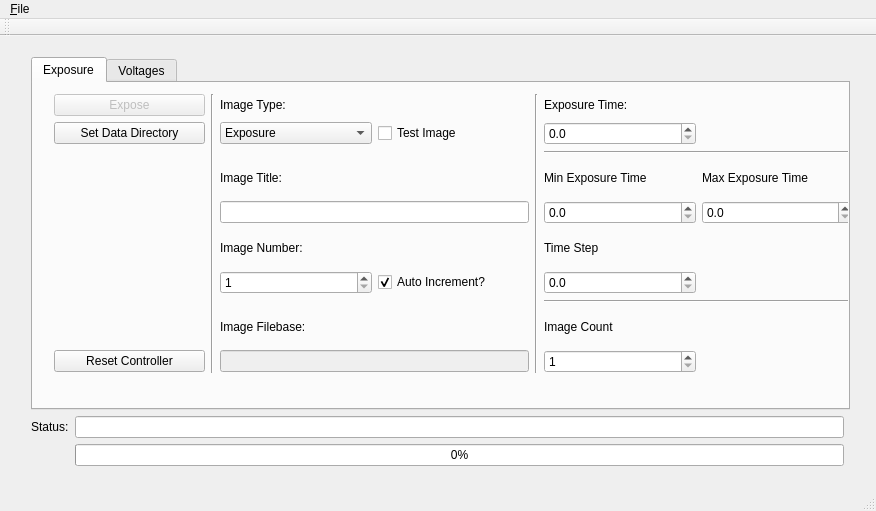
Above: ccdcontroller.ui from Snyder005/ccdcontroller before the change. Below: the same form after it.
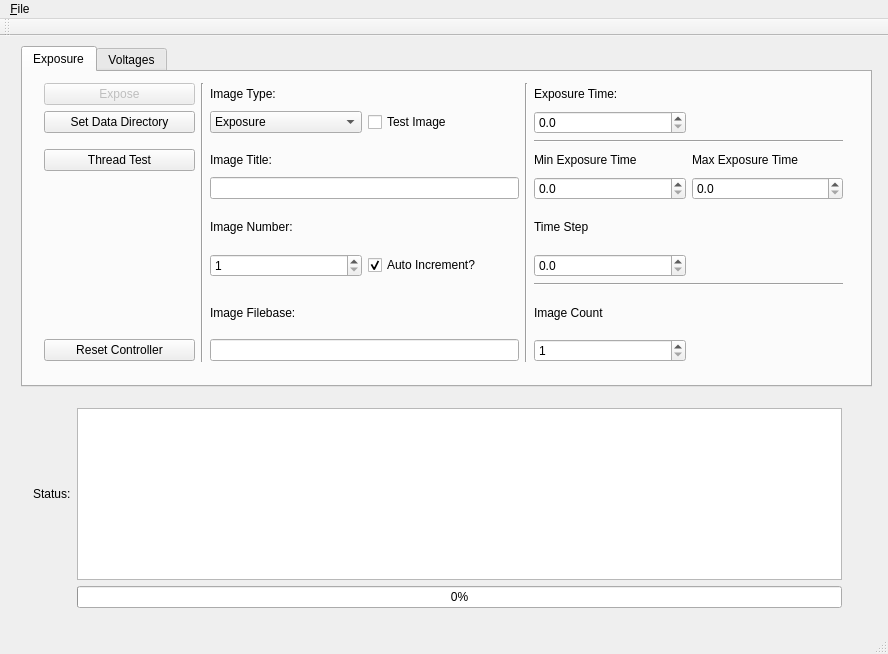
That is the form after the change.

Commit message: QThread implemented.

Diff of the .ui file:
```diff
--- a/ccdcontroller.ui
+++ b/ccdcontroller.ui
@@ -6,47 +6,23 @@
    <rect>
     <x>0</x>
     <y>0</y>
-    <width>876</width>
-    <height>511</height>
+    <width>888</width>
+    <height>654</height>
    </rect>
   </property>
   <property name="windowTitle">
    <string>ccdcontroller</string>
   </property>
   <widget class="QWidget" name="centralWidget">
-   <widget class="QWidget" name="layoutWidget">
-    <property name="geometry">
-     <rect>
-      <x>20</x>
-      <y>10</y>
-      <width>841</width>
-      <height>431</height>
-     </rect>
-    </property>
-    <layout class="QGridLayout" name="mainGrid">
-     <item row="1" column="1">
-      <widget class="QLineEdit" name="statusLineEdit">
-       <property name="readOnly">
-        <bool>true</bool>
-       </property>
-      </widget>
-     </item>
-     <item row="1" column="0">
-      <widget class="QLabel" name="statusLabel">
-       <property name="text">
-        <string>Status:</string>
-       </property>
-      </widget>
-     </item>
-     <item row="2" column="1">
-      <widget class="QProgressBar" name="progressBar">
-       <property name="value">
-        <number>0</number>
-       </property>
-      </widget>
-     </item>
-     <item row="0" column="0" colspan="3">
       <widget class="QTabWidget" name="tabWidget">
+    <property name="geometry">
+     <rect>
+      <x>21</x>
+      <y>10</y>
+      <width>851</width>
+      <height>341</height>
+     </rect>
+    </property>
        <property name="currentIndex">
         <number>0</number>
        </property>
@@ -306,13 +282,20 @@
           <item row="9" column="2" colspan="2">
            <widget class="QLineEdit" name="imfilenameLineEdit">
             <property name="enabled">
-             <bool>false</bool>
+          <bool>true</bool>
             </property>
             <property name="readOnly">
              <bool>true</bool>
             </property>
            </widget>
           </item>
+       <item row="3" column="0">
+        <widget class="QPushButton" name="pushButton">
+         <property name="text">
+          <string>Thread Test</string>
+         </property>
+        </widget>
+       </item>
          </layout>
         </widget>
        </widget>
@@ -615,6 +598,36 @@
         </widget>
        </widget>
       </widget>
+   <widget class="QWidget" name="">
+    <property name="geometry">
+     <rect>
+      <x>22</x>
+      <y>361</y>
+      <width>831</width>
+      <height>222</height>
+     </rect>
+    </property>
+    <layout class="QGridLayout" name="gridLayout_3">
+     <item row="0" column="0">
+      <widget class="QLabel" name="statusLabel">
+       <property name="text">
+        <string>Status:</string>
+       </property>
+      </widget>
+     </item>
+     <item row="0" column="1">
+      <widget class="QTextEdit" name="statusEdit">
+       <property name="readOnly">
+        <bool>true</bool>
+       </property>
+      </widget>
+     </item>
+     <item row="1" column="1">
+      <widget class="QProgressBar" name="progressBar">
+       <property name="value">
+        <number>0</number>
+       </property>
+      </widget>
      </item>
     </layout>
    </widget>
@@ -624,7 +637,7 @@
     <rect>
      <x>0</x>
      <y>0</y>
-     <width>876</width>
+     <width>888</width>
      <height>22</height>
     </rect>
    </property>
```
Lines whose indentation alone changed are shown as unchanged. The commit also changes 15 other files.
